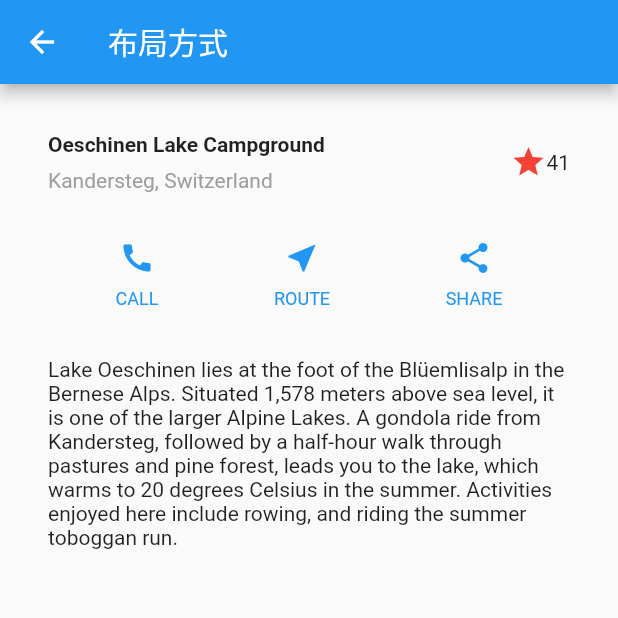
After one commit to anhengchangyua/flutter-doc-demo, a Flutter app: the LayoutCom screen opened directly, on a phone screen of 412 x 824 dp, the top half of it. The commit adds this screen. Run offline on Flutter 3.47's test engine with Material 2 defaults, Android fonts, the phone set to English and light mode, and no system bars.

Commit message:
layout 布局方式1

```diff
--- /dev/null
+++ b/lib/Layout_demo.dart
@@ -0,0 +1,103 @@
+import 'package:flutter/material.dart';
+
+class LayoutCom extends StatelessWidget {
+  @override
+  Widget build(BuildContext context) {
+    Column buildButtonColumn(IconData icon, String label) {
+      Color color = Theme.of(context).primaryColor;
+
+      return new Column(
+        mainAxisSize: MainAxisSize.min,
+        mainAxisAlignment: MainAxisAlignment.center,
+        children: [
+          new Icon(icon, color: color),
+          new Container(
+            margin: const EdgeInsets.only(top: 8.0),
+            child: new Text(
+              label,
+              style: new TextStyle(
+                fontSize: 12.0,
+                fontWeight: FontWeight.w400,
+                color: color,
+              ),
+            ),
+          ),
+        ],
+      );
+    }
+
+    Widget buttonSection = new Container(
+      child: new Row(
+        mainAxisAlignment: MainAxisAlignment.spaceEvenly,
+        children: [
+          buildButtonColumn(Icons.call, 'CALL'),
+          buildButtonColumn(Icons.near_me, 'ROUTE'),
+          buildButtonColumn(Icons.share, 'SHARE'),
+        ],
+      ),
+    );
+
+    Widget textSection = new Container(
+      padding: const EdgeInsets.all(32.0),
+      child: new Text(
+        '''
+Lake Oeschinen lies at the foot of the Blüemlisalp in the Bernese Alps. Situated 1,578 meters above sea level, it is one of the larger Alpine Lakes. A gondola ride from Kandersteg, followed by a half-hour walk through pastures and pine forest, leads you to the lake, which warms to 20 degrees Celsius in the summer. Activities enjoyed here include rowing, and riding the summer toboggan run.
+        ''',
+        softWrap: true,
+      ),
+    );
+
+    Widget titleSection = new Container(
+      padding: const EdgeInsets.all(32.0),
+      child: new Row(
+        children: [
+          new Expanded(
+            child: new Column(
+              crossAxisAlignment: CrossAxisAlignment.start,
+              children: [
+                new Container(
+                  padding: const EdgeInsets.only(bottom: 8.0),
+                  child: new Text(
+                    'Oeschinen Lake Campground',
+                    style: new TextStyle(
+                      fontWeight: FontWeight.bold,
+                    ),
+                  ),
+                ),
+                new Text(
+                  'Kandersteg, Switzerland',
+                  style: new TextStyle(
+                    color: Colors.grey[500],
+                  ),
+                ),
+              ],
+            ),
+          ),
+          new Icon(
+            Icons.star,
+            color: Colors.red[500],
+          ),
+          new Text('41'),
+        ],
+      ),
+    );
+    return new Scaffold(
+      appBar: new AppBar(
+        title: new Text('布局方式'),
+      ),
+      body: new ListView(
+        children: [
+          // new Image.asset(
+          //   'images/lake.jpg',
+          //   width: 600.0,
+          //   height: 240.0,
+          //   fit: BoxFit.cover,
+          // ),
+          titleSection,
+          buttonSection,
+          textSection,
+        ],
+      ),
+    );
+  }
+}
--- a/lib/main.dart
+++ b/lib/main.dart
@@ -1,4 +1,5 @@
 import 'package:flutter/material.dart';
+import './Layout_demo.dart';
 // import 'package:english_words/english_words.dart';
 
 void main() => runApp(MyApp());
@@ -20,17 +21,7 @@ void onItemClick(int i, String articleTitle, context) {
   print(articleTitle);
   Navigator.push(context, MaterialPageRoute<void>(
     builder: (BuildContext context) {
-      return Scaffold(
-        appBar: AppBar(title: Text('My Page')),
-        body: Center(
-          child: FlatButton(
-            child: Text('POP'),
-            onPressed: () {
-              Navigator.pop(context);
-            },
-          ),
-        ),
-      );
+      return LayoutCom();
     },
   ));
 }
```
